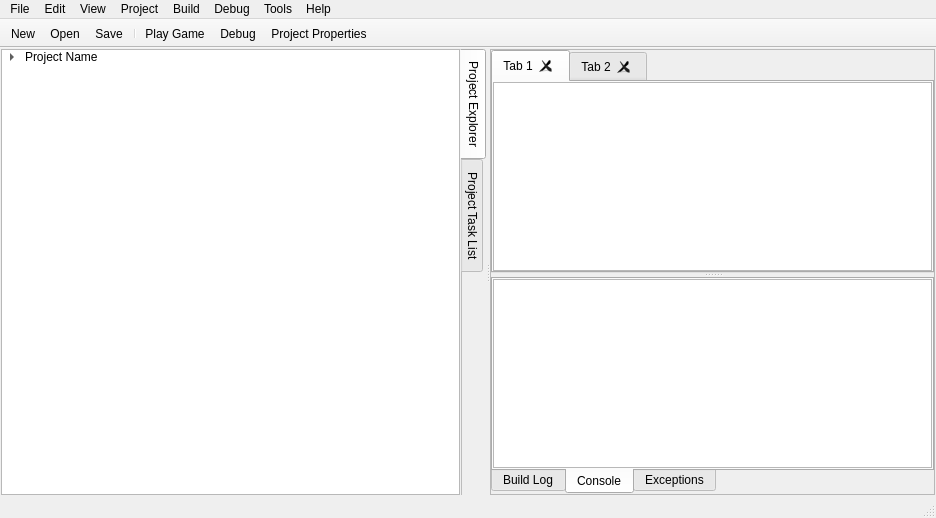
The window that mainwindow.ui (Eggbertx/QtSphere-IDE) describes before a commit, drawn with Qt 5.
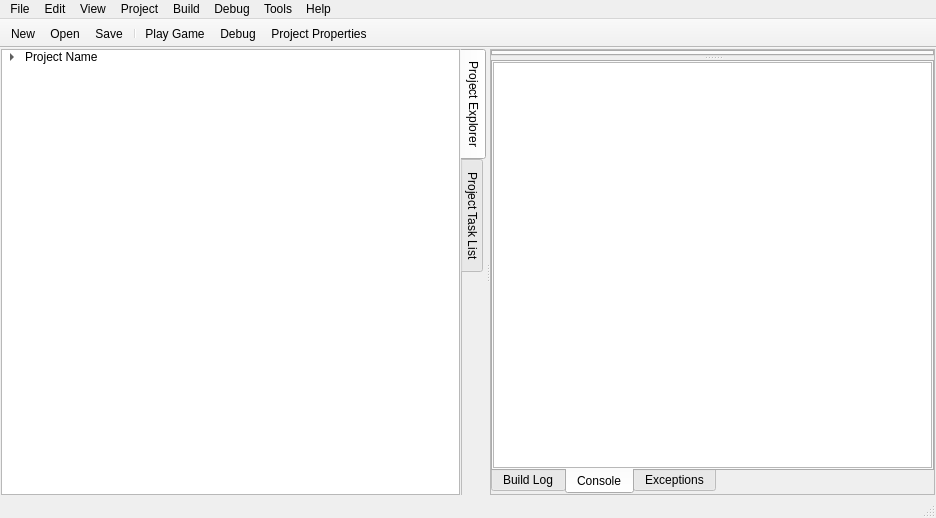
The same window after the commit. The open tabs and pages were chosen to show the change. Icons and pictures are not drawn.

```diff
--- a/mainwindow.ui
+++ b/mainwindow.ui
@@ -306,71 +306,6 @@
            <property name="movable">
             <bool>true</bool>
            </property>
-           <widget class="QWidget" name="tab1">
-            <attribute name="title">
-             <string>Tab 1</string>
-            </attribute>
-            <layout class="QHBoxLayout" name="horizontalLayout">
-             <property name="leftMargin">
-              <number>0</number>
-             </property>
-             <property name="topMargin">
-              <number>0</number>
-             </property>
-             <property name="rightMargin">
-              <number>0</number>
-             </property>
-             <property name="bottomMargin">
-              <number>0</number>
-             </property>
-             <item>
-              <widget class="QTextEdit" name="textEdit">
-               <property name="font">
-                <font>
-                 <family>Courier</family>
-                 <pointsize>10</pointsize>
-                </font>
-               </property>
-               <property name="html">
-                <string>&lt;!DOCTYPE HTML PUBLIC &quot;-//W3C//DTD HTML 4.0//EN&quot; &quot;http://www.w3.org/TR/REC-html40/strict.dtd&quot;&gt;
-&lt;html&gt;&lt;head&gt;&lt;meta name=&quot;qrichtext&quot; content=&quot;1&quot; /&gt;&lt;style type=&quot;text/css&quot;&gt;
-p, li { white-space: pre-wrap; }
-&lt;/style&gt;&lt;/head&gt;&lt;body style=&quot; font-family:'Courier'; font-size:10pt; font-weight:400; font-style:normal;&quot;&gt;
-&lt;p style=&quot;-qt-paragraph-type:empty; margin-top:0px; margin-bottom:0px; margin-left:0px; margin-right:0px; -qt-block-indent:0; text-indent:0px; font-family:'MS Shell Dlg 2'; font-size:8.25pt;&quot;&gt;&lt;br /&gt;&lt;/p&gt;&lt;/body&gt;&lt;/html&gt;</string>
-               </property>
-              </widget>
-             </item>
-            </layout>
-           </widget>
-           <widget class="QWidget" name="tab2">
-            <attribute name="title">
-             <string>Tab 2</string>
-            </attribute>
-            <layout class="QHBoxLayout" name="horizontalLayout_3">
-             <property name="leftMargin">
-              <number>0</number>
-             </property>
-             <property name="topMargin">
-              <number>0</number>
-             </property>
-             <property name="rightMargin">
-              <number>0</number>
-             </property>
-             <property name="bottomMargin">
-              <number>0</number>
-             </property>
-             <item>
-              <widget class="QTextEdit" name="textEdit2">
-               <property name="font">
-                <font>
-                 <family>Courier</family>
-                 <pointsize>10</pointsize>
-                </font>
-               </property>
-              </widget>
-             </item>
-            </layout>
-           </widget>
           </widget>
           <widget class="QTabWidget" name="tabWidget">
            <property name="tabPosition">
```
Left out of the diff: 6 changed lines with no effect on the pictures.
